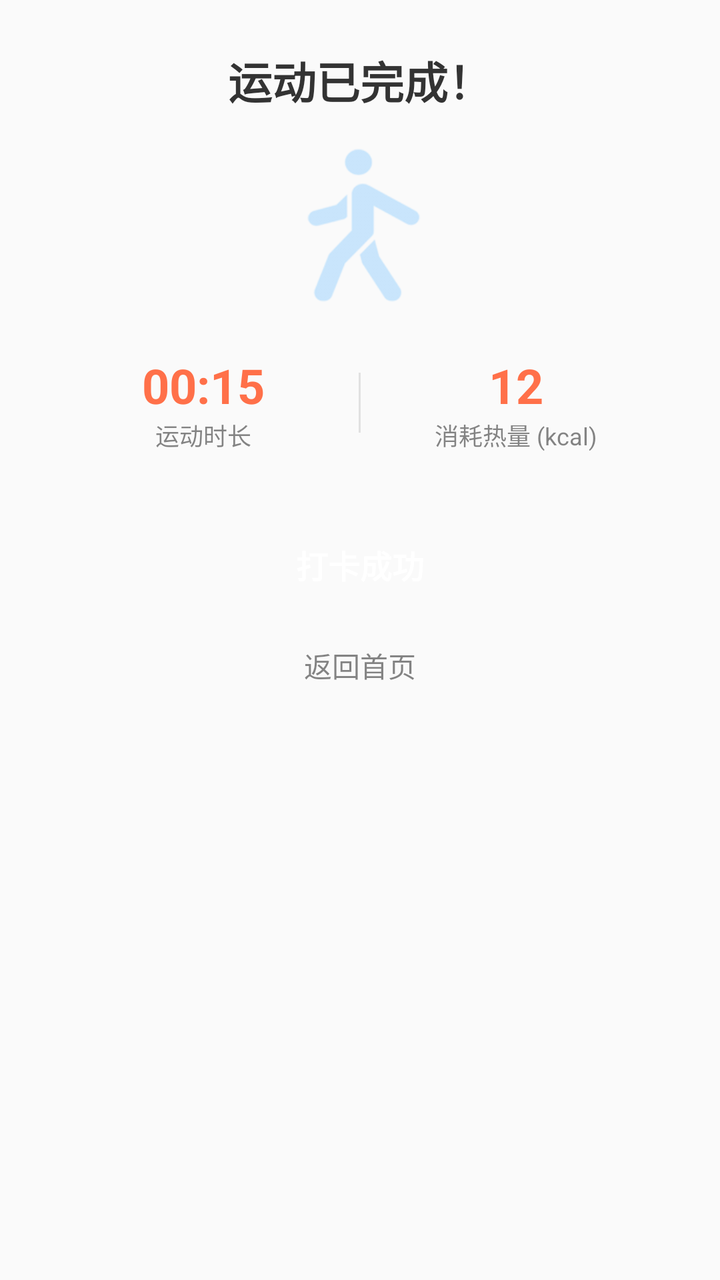
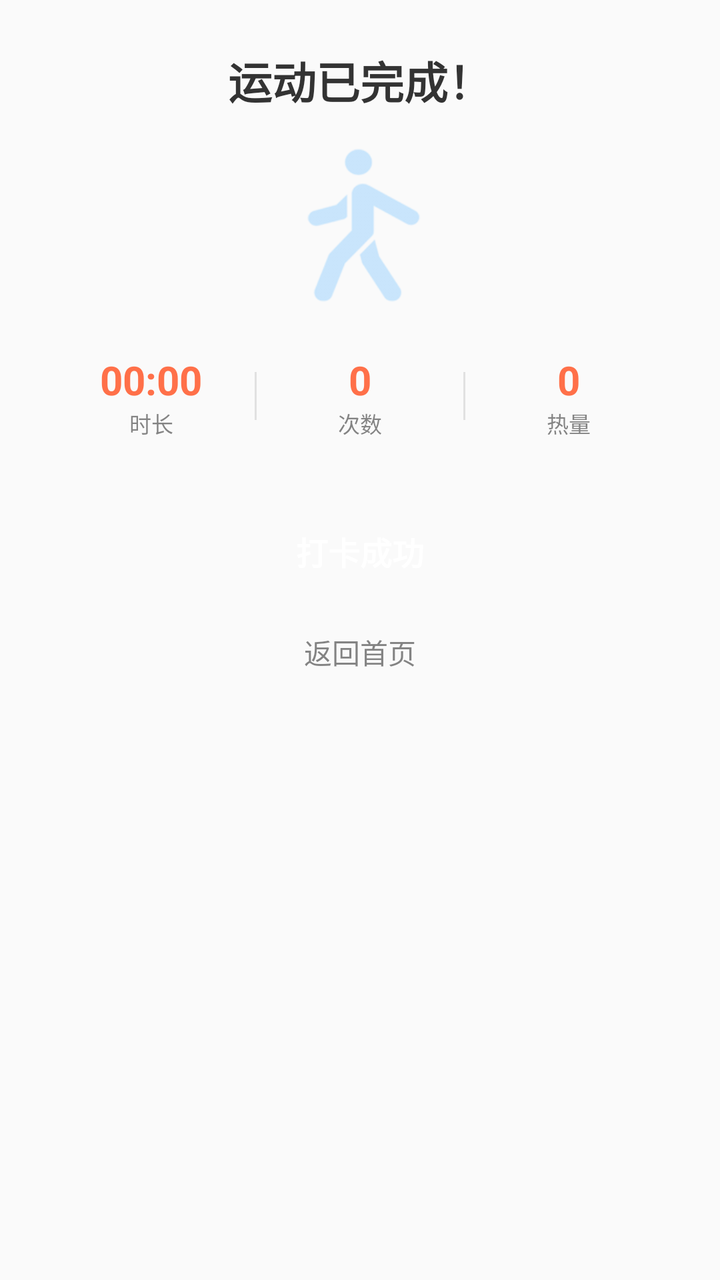

Screens rendered from an Android XML layout before and after an edit, with the pre-edit source and the edit as a unified diff.
<!-- AndroidManifest.xml: application theme AppTheme -->
<!-- res/layout/dialog_jump_summary.xml -->
<?xml version="1.0" encoding="utf-8"?>
<LinearLayout xmlns:android="http://schemas.android.com/apk/res/android"
    xmlns:app="http://schemas.android.com/apk/res-auto"
    android:layout_width="320dp"
    android:layout_height="wrap_content"
    android:layout_gravity="center"
    android:orientation="vertical"
    app:bl_corners_radius="24dp"
    app:bl_solid_color="#FFFFFF"
    android:padding="24dp">

    <TextView
        android:layout_width="wrap_content"
        android:layout_height="wrap_content"
        android:layout_gravity="center_horizontal"
        android:text="运动已完成！"
        android:textColor="#333333"
        android:textSize="22sp"
        android:textStyle="bold" />

    <ImageView
        android:layout_width="80dp"
        android:layout_height="80dp"
        android:layout_gravity="center_horizontal"
        android:layout_marginTop="16dp"
        android:src="@mipmap/walk_right" />

    <LinearLayout
        android:layout_width="match_parent"
        android:layout_height="wrap_content"
        android:layout_marginTop="24dp"
        android:orientation="horizontal">

        <LinearLayout
            android:layout_width="0dp"
            android:layout_height="wrap_content"
            android:layout_weight="1"
            android:gravity="center"
            android:orientation="vertical">

            <TextView
                android:id="@+id/tvDuration"
                android:layout_width="wrap_content"
                android:layout_height="wrap_content"
                android:text="00:15"
                android:textColor="#FF7049"
                android:textSize="24sp"
                android:textStyle="bold" />

            <TextView
                android:layout_width="wrap_content"
                android:layout_height="wrap_content"
                android:text="运动时长"
                android:textColor="#99333333"
                android:textSize="12sp" />
        </LinearLayout>

        <View
            android:layout_width="1dp"
            android:layout_height="30dp"
            android:layout_gravity="center_vertical"
            android:background="#1A000000" />

        <LinearLayout
            android:layout_width="0dp"
            android:layout_height="wrap_content"
            android:layout_weight="1"
            android:gravity="center"
            android:orientation="vertical">

            <TextView
                android:id="@+id/tvCalories"
                android:layout_width="wrap_content"
                android:layout_height="wrap_content"
                android:text="12"
                android:textColor="#FF7049"
                android:textSize="24sp"
                android:textStyle="bold" />

            <TextView
                android:layout_width="wrap_content"
                android:layout_height="wrap_content"
                android:text="消耗热量 (kcal)"
                android:textColor="#99333333"
                android:textSize="12sp" />
        </LinearLayout>
    </LinearLayout>

    <TextView
        android:id="@+id/btnCheckIn"
        android:layout_width="match_parent"
        android:layout_height="48dp"
        android:layout_marginTop="32dp"
        android:gravity="center"
        android:text="打卡成功"
        android:textColor="#FFFFFF"
        android:textSize="16sp"
        android:textStyle="bold"
        app:bl_corners_radius="24dp"
        app:bl_solid_color="#FF7049" />

    <TextView
        android:id="@+id/btnClose"
        android:layout_width="wrap_content"
        android:layout_height="wrap_content"
        android:layout_gravity="center_horizontal"
        android:layout_marginTop="16dp"
        android:text="返回首页"
        android:textColor="#99333333"
        android:textSize="14sp" />

</LinearLayout>
<!-- resources referenced by this layout -->
<resources>
  <!-- mipmap walk_right: webp bitmap (mipmap-xhdpi, 3594 bytes) -->
  <style name="AppTheme" parent="Theme.AppCompat.Light.NoActionBar">
          
          <item name="colorPrimary">@color/colorPrimary</item>
          <item name="colorPrimaryDark">@color/colorPrimaryDark</item>
          <item name="colorAccent">@color/colorAccent</item>
      </style>
  <color name="colorPrimary">#008577</color>
  <color name="colorPrimaryDark">#00574B</color>
  <color name="colorAccent">#D81B60</color>
</resources>

<!-- the commit's change to res/layout/dialog_jump_summary.xml (unified diff, before → after) -->
@@ -42,22 +42,52 @@
                 android:id="@+id/tvDuration"
                 android:layout_width="wrap_content"
                 android:layout_height="wrap_content"
-                android:text="00:15"
+                android:text="00:00"
                 android:textColor="#FF7049"
-                android:textSize="24sp"
+                android:textSize="20sp"
                 android:textStyle="bold" />
 
             <TextView
                 android:layout_width="wrap_content"
                 android:layout_height="wrap_content"
-                android:text="运动时长"
+                android:text="时长"
                 android:textColor="#99333333"
-                android:textSize="12sp" />
+                android:textSize="11sp" />
         </LinearLayout>
 
         <View
             android:layout_width="1dp"
-            android:layout_height="30dp"
+            android:layout_height="24dp"
+            android:layout_gravity="center_vertical"
+            android:background="#1A000000" />
+
+        <LinearLayout
+            android:layout_width="0dp"
+            android:layout_height="wrap_content"
+            android:layout_weight="1"
+            android:gravity="center"
+            android:orientation="vertical">
+
+            <TextView
+                android:id="@+id/tvJumps"
+                android:layout_width="wrap_content"
+                android:layout_height="wrap_content"
+                android:text="0"
+                android:textColor="#FF7049"
+                android:textSize="20sp"
+                android:textStyle="bold" />
+
+            <TextView
+                android:layout_width="wrap_content"
+                android:layout_height="wrap_content"
+                android:text="次数"
+                android:textColor="#99333333"
+                android:textSize="11sp" />
+        </LinearLayout>
+
+        <View
+            android:layout_width="1dp"
+            android:layout_height="24dp"
             android:layout_gravity="center_vertical"
             android:background="#1A000000" />
 
@@ -72,17 +102,17 @@
                 android:id="@+id/tvCalories"
                 android:layout_width="wrap_content"
                 android:layout_height="wrap_content"
-                android:text="12"
+                android:text="0"
                 android:textColor="#FF7049"
-                android:textSize="24sp"
+                android:textSize="20sp"
                 android:textStyle="bold" />
 
             <TextView
                 android:layout_width="wrap_content"
                 android:layout_height="wrap_content"
-                android:text="消耗热量 (kcal)"
+                android:text="热量"
                 android:textColor="#99333333"
-                android:textSize="12sp" />
+                android:textSize="11sp" />
         </LinearLayout>
     </LinearLayout>
 
<!-- resource entries referenced after the edit -->
@@ -7,8 +7,8 @@
           <item name="colorPrimaryDark">@color/colorPrimaryDark</item>
           <item name="colorAccent">@color/colorAccent</item>
       </style>
-  <color name="colorPrimary">#008577</color>
-  <color name="colorPrimaryDark">#00574B</color>
-  <color name="colorAccent">#D81B60</color>
+  <color name="colorPrimary">#FF7049</color>
+  <color name="colorPrimaryDark">#E64A19</color>
+  <color name="colorAccent">#FF5722</color>
 </resources>
 
